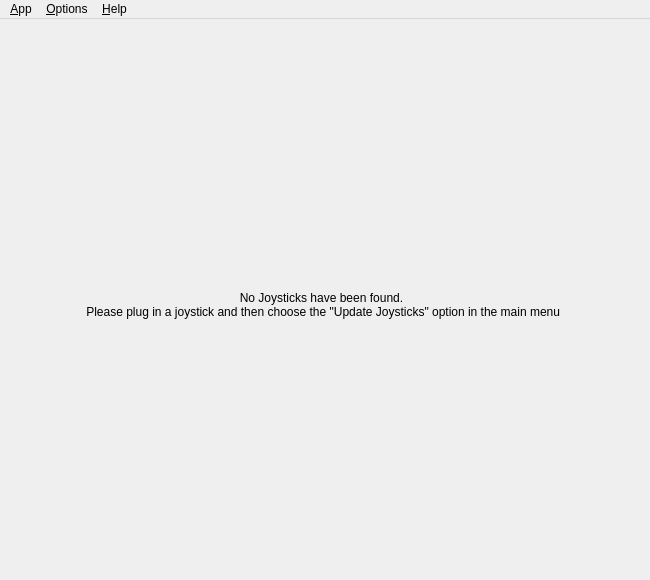
First picture: the form in src/mainwindow.ui, repository AntiMicroX/antimicrox, before the edit.
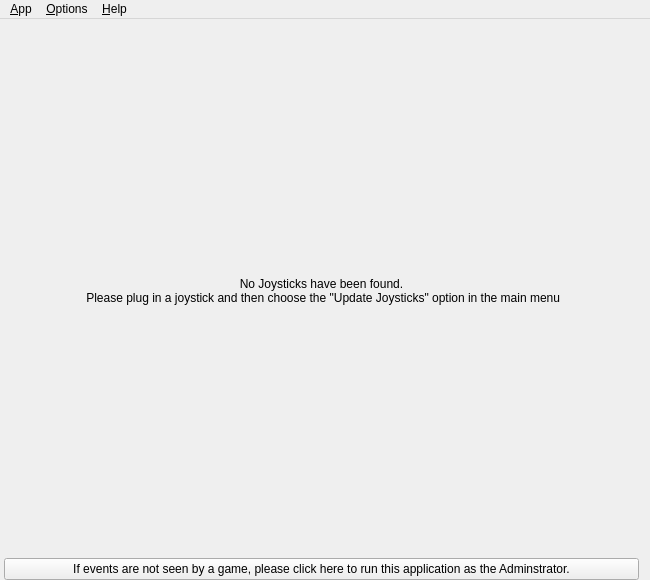
Second picture: the form after the edit. Icons and pictures are not drawn. Custom widgets are drawn as their Qt base class.

Diff of the .ui file:
```diff
--- a/src/mainwindow.ui
+++ b/src/mainwindow.ui
@@ -56,7 +56,7 @@
 }</string>
   </property>
   <widget class="QWidget" name="centralWidget">
-   <layout class="QGridLayout" name="gridLayout_2">
+   <layout class="QVBoxLayout" name="verticalLayout">
     <property name="leftMargin">
      <number>4</number>
     </property>
@@ -66,7 +66,7 @@
     <property name="bottomMargin">
      <number>0</number>
     </property>
-    <item row="0" column="0">
+    <item>
      <widget class="QStackedWidget" name="stackedWidget">
       <property name="sizePolicy">
        <sizepolicy hsizetype="Preferred" vsizetype="Preferred">
@@ -87,10 +87,7 @@
        <number>0</number>
       </property>
       <widget class="QWidget" name="page1">
-       <layout class="QVBoxLayout" name="verticalLayout_4">
-        <property name="margin">
-         <number>0</number>
-        </property>
+       <layout class="QVBoxLayout" name="verticalLayout_2">
         <item>
          <widget class="QLabel" name="label">
           <property name="text">
@@ -162,6 +159,22 @@
       </widget>
      </widget>
     </item>
+    <item>
+     <widget class="QPushButton" name="uacPushButton">
+      <property name="text">
+       <string>If events are not seen by a game, please click here to run this application as the Adminstrator.</string>
+      </property>
+      <property name="autoDefault">
+       <bool>false</bool>
+      </property>
+      <property name="default">
+       <bool>false</bool>
+      </property>
+      <property name="flat">
+       <bool>false</bool>
+      </property>
+     </widget>
+    </item>
    </layout>
   </widget>
   <widget class="QMenuBar" name="menuBar">
```
